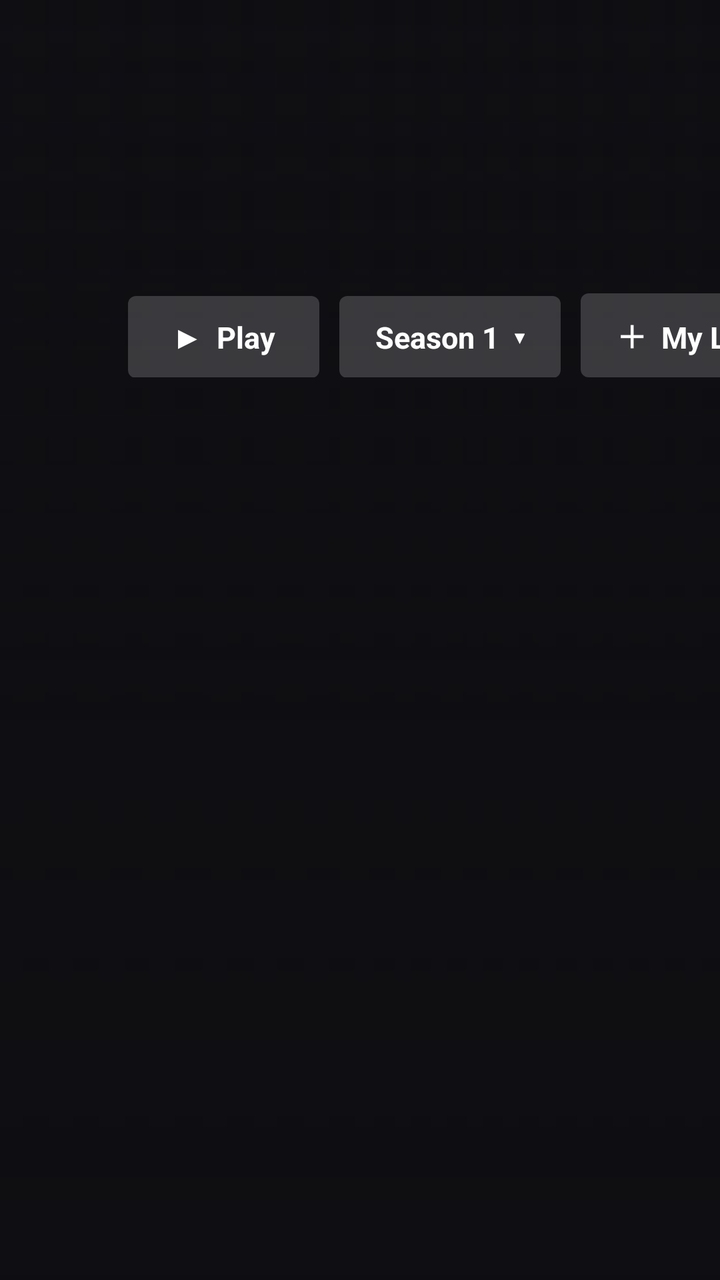
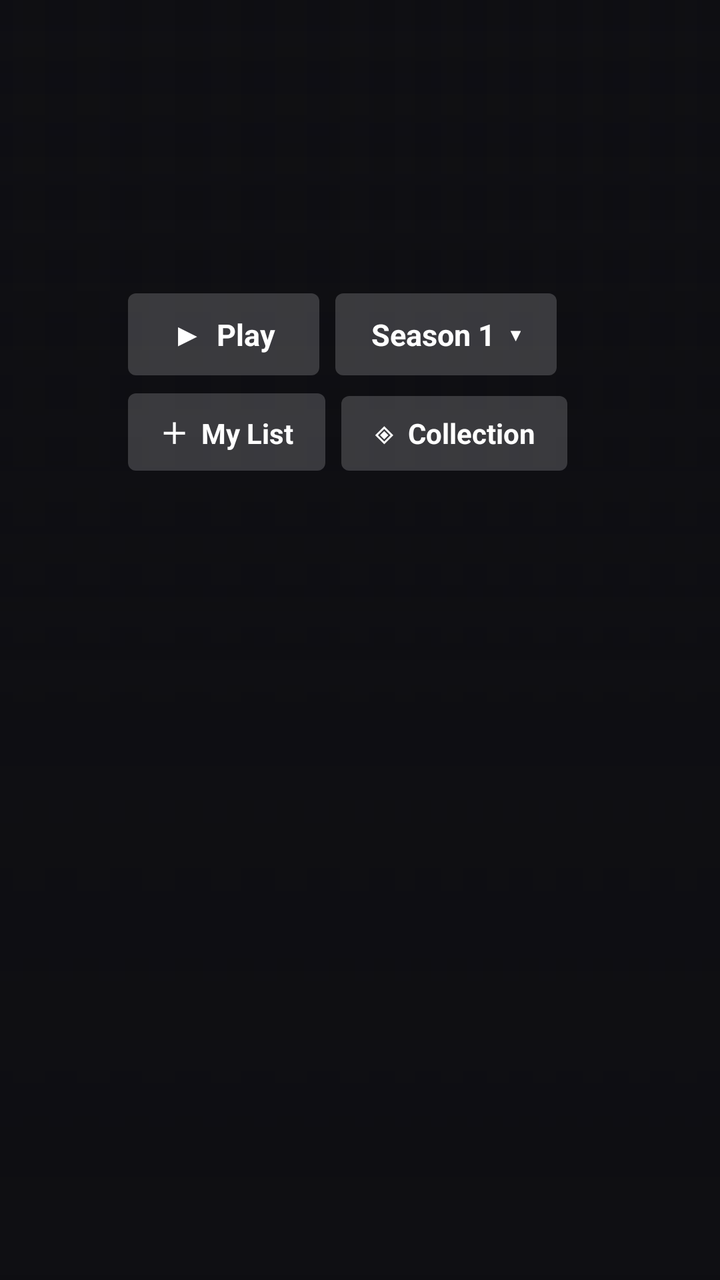

An Android layout rendered at two revisions. The XML below is the earlier revision; the diff shows what the commit changed to produce the second picture.
<!-- AndroidManifest.xml: application theme AppTheme -->
<!-- res/layout/activity_episodes.xml -->
<?xml version="1.0" encoding="utf-8"?>
<FrameLayout xmlns:android="http://schemas.android.com/apk/res/android"
    android:layout_width="match_parent"
    android:layout_height="match_parent"
    android:background="@color/bg">

    <ImageView
        android:id="@+id/epBackdrop"
        android:layout_width="match_parent"
        android:layout_height="match_parent"
        android:scaleType="centerCrop"
        android:contentDescription="@string/app_name" />

    <View android:layout_width="match_parent" android:layout_height="match_parent" android:background="@drawable/scrim_left" />
    <View android:layout_width="match_parent" android:layout_height="match_parent" android:background="@drawable/scrim_bottom" />

    <LinearLayout
        android:layout_width="500dp"
        android:layout_height="wrap_content"
        android:layout_marginStart="64dp"
        android:layout_marginTop="36dp"
        android:orientation="vertical">

        <ImageView
            android:id="@+id/epLogo"
            android:layout_width="300dp"
            android:layout_height="90dp"
            android:scaleType="fitStart"
            android:visibility="gone"
            android:contentDescription="@string/app_name" />

        <TextView
            android:id="@+id/seriesName"
            android:layout_width="match_parent"
            android:layout_height="wrap_content"
            android:fontFamily="@font/cinzel_bold"
            android:textColor="@color/title_cream"
            android:textSize="34sp"
            android:lineSpacingMultiplier="0.95"
            android:maxLines="2"
            android:ellipsize="end"
            android:shadowColor="#cc000000"
            android:shadowRadius="16" />

        <TextView
            android:id="@+id/epMeta"
            android:layout_width="wrap_content"
            android:layout_height="wrap_content"
            android:layout_marginTop="8dp"
            android:textColor="@color/text_soft"
            android:textSize="13sp"
            android:textStyle="bold"
            android:shadowColor="#cc000000"
            android:shadowRadius="8" />

        <TextView
            android:id="@+id/epSynopsis"
            android:layout_width="440dp"
            android:layout_height="wrap_content"
            android:layout_marginTop="8dp"
            android:textColor="@color/text_soft"
            android:textSize="13sp"
            android:lineSpacingExtra="2dp"
            android:maxLines="3"
            android:ellipsize="end"
            android:shadowColor="#cc000000"
            android:shadowRadius="8" />

        <LinearLayout
            android:layout_width="wrap_content"
            android:layout_height="wrap_content"
            android:layout_marginTop="14dp"
            android:orientation="horizontal">

            <TextView
                android:id="@+id/btnResume"
                android:layout_width="wrap_content"
                android:layout_height="wrap_content"
                android:background="@drawable/btn_primary"
                android:focusable="true"
                android:clickable="true"
                android:paddingStart="22dp" android:paddingEnd="22dp"
                android:paddingTop="10dp" android:paddingBottom="10dp"
                android:text="▶  Play"
                android:textColor="@color/btn_primary_text"
                android:textSize="15sp"
                android:textStyle="bold" />

            <TextView
                android:id="@+id/btnSeason"
                android:layout_width="wrap_content"
                android:layout_height="wrap_content"
                android:layout_marginStart="10dp"
                android:background="@drawable/btn_primary"
                android:focusable="true"
                android:clickable="true"
                android:paddingStart="18dp" android:paddingEnd="18dp"
                android:paddingTop="10dp" android:paddingBottom="10dp"
                android:text="Season 1  ▾"
                android:textColor="@color/btn_primary_text"
                android:textSize="15sp"
                android:textStyle="bold" />

            <TextView
                android:id="@+id/btnMyList"
                android:layout_width="wrap_content"
                android:layout_height="wrap_content"
                android:layout_marginStart="10dp"
                android:background="@drawable/btn_primary"
                android:focusable="true"
                android:clickable="true"
                android:paddingStart="18dp" android:paddingEnd="18dp"
                android:paddingTop="10dp" android:paddingBottom="10dp"
                android:text="＋  My List"
                android:textColor="@color/btn_primary_text"
                android:textSize="15sp"
                android:textStyle="bold" />

            <TextView
                android:id="@+id/btnCollection"
                android:layout_width="wrap_content"
                android:layout_height="wrap_content"
                android:layout_marginStart="10dp"
                android:background="@drawable/btn_primary"
                android:focusable="true"
                android:clickable="true"
                android:paddingStart="18dp" android:paddingEnd="18dp"
                android:paddingTop="10dp" android:paddingBottom="10dp"
                android:text="◈  Collection"
                android:textColor="@color/btn_primary_text"
                android:textSize="15sp"
                android:textStyle="bold" />

            <TextView
                android:id="@+id/btnTrailer"
                android:layout_width="wrap_content"
                android:layout_height="wrap_content"
                android:layout_marginStart="10dp"
                android:background="@drawable/btn_primary"
                android:focusable="true"
                android:clickable="true"
                android:paddingStart="18dp" android:paddingEnd="18dp"
                android:paddingTop="10dp" android:paddingBottom="10dp"
                android:text="▶  Trailer"
                android:textColor="@color/btn_primary_text"
                android:textSize="15sp"
                android:textStyle="bold"
                android:visibility="gone" />
        </LinearLayout>
    </LinearLayout>

    <LinearLayout
        android:layout_width="match_parent"
        android:layout_height="wrap_content"
        android:layout_gravity="bottom"
        android:orientation="vertical"
        android:paddingBottom="14dp">

        <TextView
            android:id="@+id/epRowHeader"
            android:layout_width="wrap_content"
            android:layout_height="wrap_content"
            android:paddingStart="64dp"
            android:textColor="@color/text_soft"
            android:textSize="12sp"
            android:textStyle="bold"
            android:shadowColor="#cc000000"
            android:shadowRadius="8" />

        <androidx.recyclerview.widget.RecyclerView
            android:id="@+id/episodeList"
            android:layout_width="match_parent"
            android:layout_height="wrap_content"
            android:clipToPadding="false"
            android:clipChildren="false"
            android:paddingStart="58dp"
            android:paddingEnd="40dp"
            android:paddingTop="8dp"
            android:paddingBottom="6dp"
            android:descendantFocusability="afterDescendants" />
    </LinearLayout>
</FrameLayout>
<!-- resources referenced by this layout -->
<resources>
  <color name="bg">#0e0e12</color>
  <color name="text_soft">#d8d3c8</color>
  <color name="title_cream">#f7e9c6</color>
  <!-- drawable btn_primary (drawable) -->
  <?xml version="1.0" encoding="utf-8"?>
  <selector xmlns:android="http://schemas.android.com/apk/res/android">
      <item android:state_focused="true">
          <shape android:shape="rectangle">
              <solid android:color="#f2f2f2" />
              <corners android:radius="4dp" />
          </shape>
      </item>
      <item>
          <shape android:shape="rectangle">
              <solid android:color="#2effffff" />
              <corners android:radius="4dp" />
          </shape>
      </item>
  </selector>
  <!-- drawable scrim_bottom (drawable) -->
  <?xml version="1.0" encoding="utf-8"?>
  <shape xmlns:android="http://schemas.android.com/apk/res/android" android:shape="rectangle">
      <gradient android:angle="90" android:startColor="#ff0e0e12" android:centerColor="#cc0e0e12" android:centerY="0.45" android:endColor="#000e0e12" />
  </shape>
  <!-- drawable scrim_left (drawable) -->
  <?xml version="1.0" encoding="utf-8"?>
  <shape xmlns:android="http://schemas.android.com/apk/res/android" android:shape="rectangle">
      <gradient android:angle="0" android:startColor="#f00e0e12" android:centerColor="#8c0e0e12" android:centerY="0.5" android:endColor="#000e0e12" />
  </shape>
  <string name="app_name">Wahab TV</string>
  <style name="AppTheme" parent="android:Theme.Material.NoActionBar">
          <item name="android:windowBackground">@color/bg</item>
          <item name="android:colorBackground">@color/bg</item>
          <item name="android:colorAccent">@color/accent</item>
      </style>
  <color name="accent">#e0b34d</color>
</resources>

<!-- the commit's change to res/layout/activity_episodes.xml (unified diff, before → after) -->
@@ -66,6 +66,7 @@
             android:shadowColor="#cc000000"
             android:shadowRadius="8" />
 
+        
         <LinearLayout
             android:layout_width="wrap_content"
             android:layout_height="wrap_content"
@@ -81,6 +82,9 @@
                 android:clickable="true"
                 android:paddingStart="22dp" android:paddingEnd="22dp"
                 android:paddingTop="10dp" android:paddingBottom="10dp"
+                android:singleLine="true"
+                android:ellipsize="end"
+                android:maxWidth="360dp"
                 android:text="▶  Play"
                 android:textColor="@color/btn_primary_text"
                 android:textSize="15sp"
@@ -90,60 +94,74 @@
                 android:id="@+id/btnSeason"
                 android:layout_width="wrap_content"
                 android:layout_height="wrap_content"
-                android:layout_marginStart="10dp"
+                android:layout_marginStart="8dp"
                 android:background="@drawable/btn_primary"
                 android:focusable="true"
                 android:clickable="true"
                 android:paddingStart="18dp" android:paddingEnd="18dp"
                 android:paddingTop="10dp" android:paddingBottom="10dp"
+                android:singleLine="true"
+                android:ellipsize="end"
                 android:text="Season 1  ▾"
                 android:textColor="@color/btn_primary_text"
                 android:textSize="15sp"
                 android:textStyle="bold" />
+        </LinearLayout>
+
+        <LinearLayout
+            android:layout_width="wrap_content"
+            android:layout_height="wrap_content"
+            android:layout_marginTop="9dp"
+            android:orientation="horizontal">
 
             <TextView
                 android:id="@+id/btnMyList"
                 android:layout_width="wrap_content"
                 android:layout_height="wrap_content"
-                android:layout_marginStart="10dp"
-                android:background="@drawable/btn_primary"
-                android:focusable="true"
-                android:clickable="true"
-                android:paddingStart="18dp" android:paddingEnd="18dp"
-                android:paddingTop="10dp" android:paddingBottom="10dp"
+                android:background="@drawable/btn_primary"
+                android:focusable="true"
+                android:clickable="true"
+                android:paddingStart="16dp" android:paddingEnd="16dp"
+                android:paddingTop="9dp" android:paddingBottom="9dp"
+                android:singleLine="true"
+                android:ellipsize="end"
                 android:text="＋  My List"
                 android:textColor="@color/btn_primary_text"
-                android:textSize="15sp"
+                android:textSize="14sp"
                 android:textStyle="bold" />
 
             <TextView
                 android:id="@+id/btnCollection"
                 android:layout_width="wrap_content"
                 android:layout_height="wrap_content"
-                android:layout_marginStart="10dp"
-                android:background="@drawable/btn_primary"
-                android:focusable="true"
-                android:clickable="true"
-                android:paddingStart="18dp" android:paddingEnd="18dp"
-                android:paddingTop="10dp" android:paddingBottom="10dp"
+                android:layout_marginStart="8dp"
+                android:background="@drawable/btn_primary"
+                android:focusable="true"
+                android:clickable="true"
+                android:paddingStart="16dp" android:paddingEnd="16dp"
+                android:paddingTop="9dp" android:paddingBottom="9dp"
+                android:singleLine="true"
+                android:ellipsize="end"
                 android:text="◈  Collection"
                 android:textColor="@color/btn_primary_text"
-                android:textSize="15sp"
+                android:textSize="14sp"
                 android:textStyle="bold" />
 
             <TextView
                 android:id="@+id/btnTrailer"
                 android:layout_width="wrap_content"
                 android:layout_height="wrap_content"
-                android:layout_marginStart="10dp"
-                android:background="@drawable/btn_primary"
-                android:focusable="true"
-                android:clickable="true"
-                android:paddingStart="18dp" android:paddingEnd="18dp"
-                android:paddingTop="10dp" android:paddingBottom="10dp"
+                android:layout_marginStart="8dp"
+                android:background="@drawable/btn_primary"
+                android:focusable="true"
+                android:clickable="true"
+                android:paddingStart="16dp" android:paddingEnd="16dp"
+                android:paddingTop="9dp" android:paddingBottom="9dp"
+                android:singleLine="true"
+                android:ellipsize="end"
                 android:text="▶  Trailer"
                 android:textColor="@color/btn_primary_text"
-                android:textSize="15sp"
+                android:textSize="14sp"
                 android:textStyle="bold"
                 android:visibility="gone" />
         </LinearLayout>
